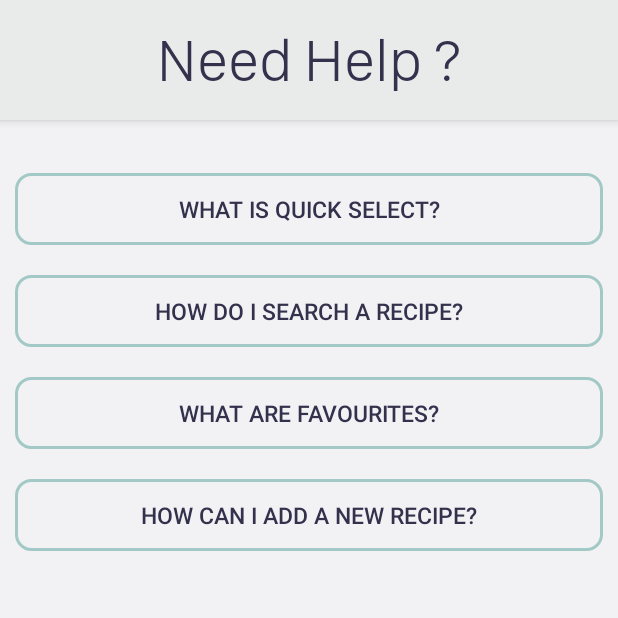
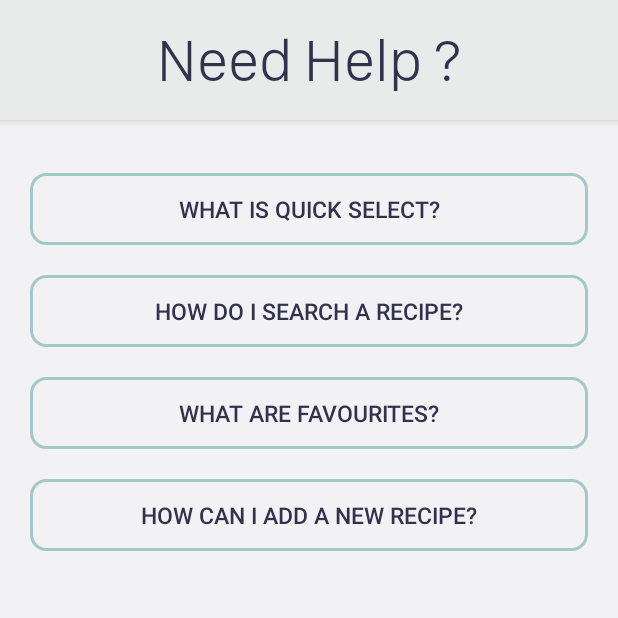
Before and after one commit to IMFIL/cookR, an Android app: the HelpActivity screen opened directly, with no data from a screen before it, on a phone screen of 412 x 824 dp, the top half of it. Run offline under Robolectric (Android 15) with nearby library versions, the phone set to English and light mode, and no system bars.

Commit message:
help page fixed now desgining settings page

```diff
--- a/app/src/main/AndroidManifest.xml
+++ b/app/src/main/AndroidManifest.xml
@@ -59,7 +59,7 @@
             </intent-filter>
         </activity>
 
-        <activity android:name=".AddNewRecipeEdit">
+        <activity android:name=".AddNewRecipeV2">
             <intent-filter>
                 <action android:name="android.intent.action.VIEW" />
             </intent-filter>
--- a/app/src/main/java/com/uottawa/cookr/AddNewRecipeEdit.java
+++ b/app/src/main/java/com/uottawa/cookr/AddNewRecipeV2.java
@@ -11,7 +11,7 @@ import android.widget.ArrayAdapter;
 import android.widget.Button;
 import android.widget.ListView;
 
-public class AddNewRecipeEdit extends AppCompatActivity {
+public class AddNewRecipeV2 extends AppCompatActivity {
     ListView list = null;
 
     SelectionItems currentList;
--- a/app/src/main/java/com/uottawa/cookr/MainActivity.java
+++ b/app/src/main/java/com/uottawa/cookr/MainActivity.java
@@ -77,10 +77,9 @@ public class MainActivity extends AppCompatActivity {
     }
 
 
-
     public void addNewRecipeClick(View view){
 
-        Intent intent = new Intent(this, addNewRecipe.class);
+        Intent intent = new Intent(this, AddNewRecipeV2.class);
         startActivity(intent);
     }
 
--- a/app/src/main/res/layout/activity_help.xml
+++ b/app/src/main/res/layout/activity_help.xml
@@ -36,8 +36,8 @@
             android:id="@+id/btn_help_quickSelect"
             android:background="@drawable/border"
             android:layout_marginBottom="20dp"
-            android:layout_marginLeft="10dp"
-            android:layout_marginRight="10dp"
+            android:layout_marginLeft="20dp"
+            android:layout_marginRight="20dp"
             android:onClick="helpWhatSelect"
             android:soundEffectsEnabled="true" />
 
@@ -48,8 +48,8 @@
             android:id="@+id/btn_help_SearchRecipe"
             android:background="@drawable/border"
             android:layout_marginBottom="20dp"
-            android:layout_marginLeft="10dp"
-            android:layout_marginRight="10dp"
+            android:layout_marginLeft="20dp"
+            android:layout_marginRight="20dp"
             android:onClick="helpSearchRecipe"
             android:soundEffectsEnabled="true" />
 
@@ -60,8 +60,8 @@
             android:id="@+id/btn_help_favourites"
             android:background="@drawable/border"
             android:layout_marginBottom="20dp"
-            android:layout_marginLeft="10dp"
-            android:layout_marginRight="10dp"
+            android:layout_marginLeft="20dp"
+            android:layout_marginRight="20dp"
             android:onClick="helpWhatFavourites"
             android:soundEffectsEnabled="true" />
 
@@ -72,8 +72,8 @@
             android:id="@+id/btn_help_addNewRecipe"
             android:background="@drawable/border"
             android:layout_marginBottom="20dp"
-            android:layout_marginLeft="10dp"
-            android:layout_marginRight="10dp"
+            android:layout_marginLeft="20dp"
+            android:layout_marginRight="20dp"
             android:onClick="helpAddRecipe"
             android:soundEffectsEnabled="true" />
 
--- a/app/src/main/res/layout/add_new_recipe_edit.xml
+++ b/app/src/main/res/layout/add_new_recipe_edit.xml
@@ -4,7 +4,8 @@
 <RelativeLayout xmlns:android="http://schemas.android.com/apk/res/android"
     android:layout_width="match_parent"
     android:layout_height="match_parent"
-    xmlns:app="http://schemas.android.com/apk/res-auto">
+    xmlns:app="http://schemas.android.com/apk/res-auto"
+    android:background="@color/background">
 
     <android.support.v7.widget.Toolbar
         android:id="@+id/customToolBar"
```
Also changed, not shown: app/src/main/res/layout/activity_help_add_new_recipe.xml (+5 -8 lines), app/src/main/res/layout/activity_help_search_recipe.xml (+5 -8 lines), app/src/main/res/layout/activity_help_what_favourites.xml (+6 -8 lines), app/src/main/res/layout/activity_help_what_select.xml (+5 -8 lines).
